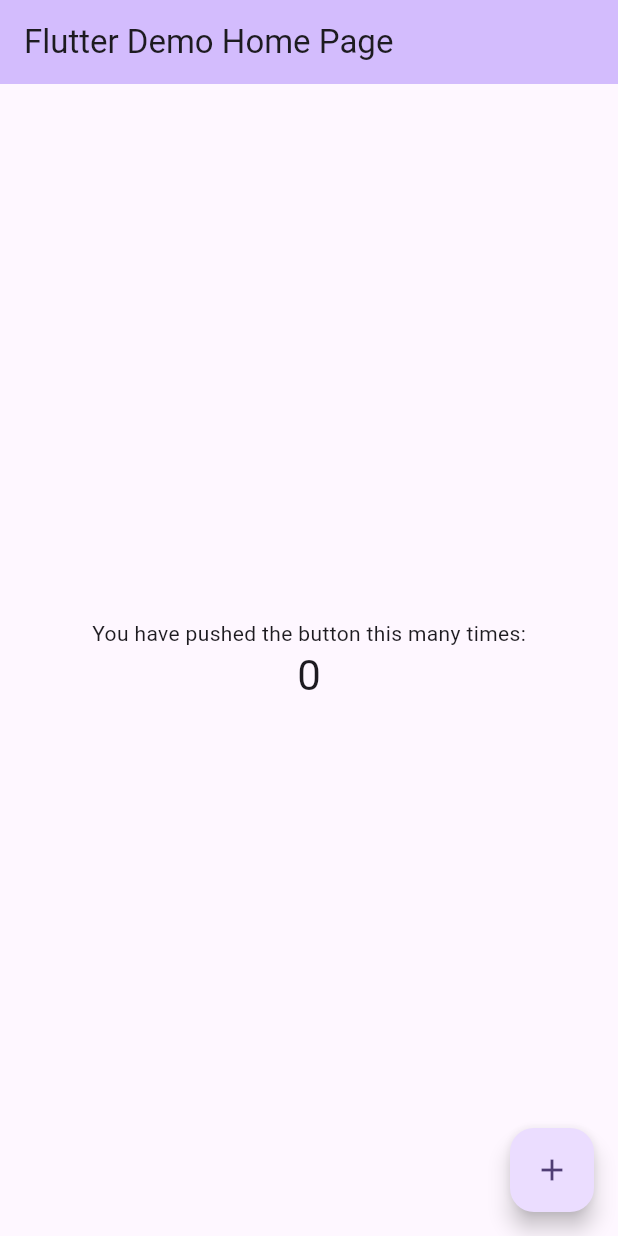
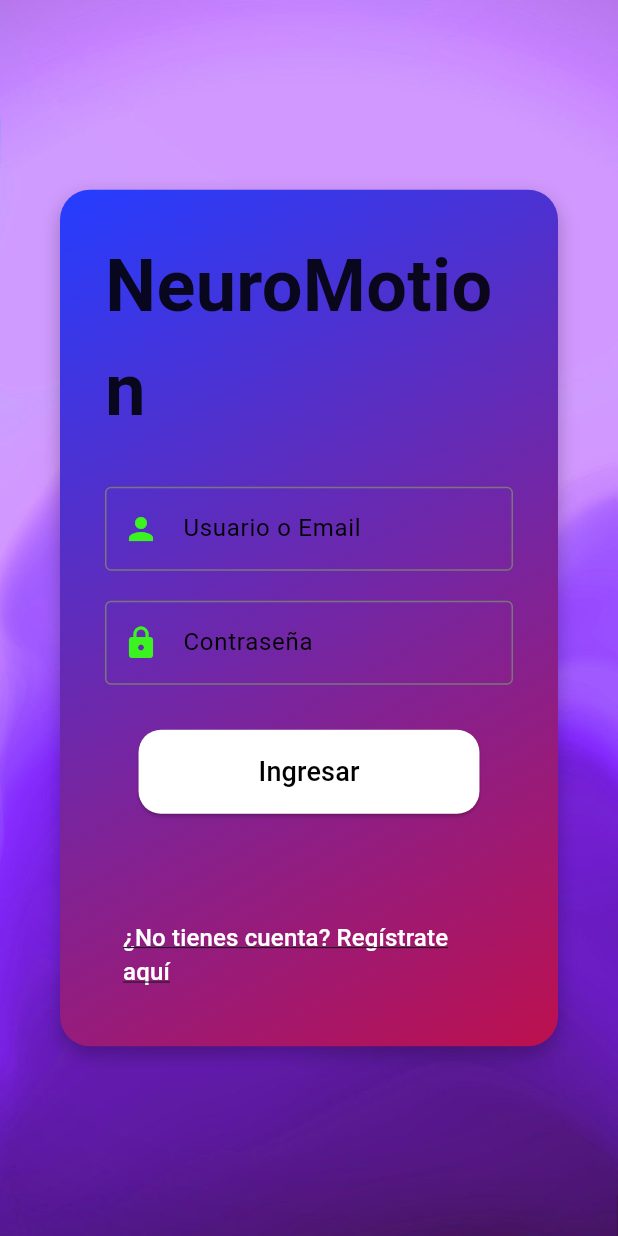
Before and after one commit to MercelenaLemaitre/NeuroMotionMobile, a Flutter app: the screen it shows after launch, on a phone screen of 412 x 824 dp. Run offline on Flutter 3.47's test engine with Material 3 defaults, Android fonts, the phone set to English and light mode, and no system bars.

Commit message:
agregar archivos adicionales login,welcome,main,assets,users y signin

```diff
--- /dev/null
+++ b/lib/loginpage.dart
@@ -0,0 +1,165 @@
+import 'package:flutter/material.dart';
+import 'signinpage.dart';
+import 'welcome.dart';
+import 'userstorage.dart';
+
+class LoginPage extends StatefulWidget {
+  const LoginPage({super.key});
+
+  @override
+  State<LoginPage> createState() => _LoginPageState();
+}
+
+class _LoginPageState extends State<LoginPage> {
+  final TextEditingController _userController = TextEditingController();
+  final TextEditingController _passController = TextEditingController();
+
+  String _mensaje = "";
+
+  void _login() {
+    String usuario = _userController.text.trim();
+    String contrasena = _passController.text.trim();
+
+    if (usuario.isEmpty || contrasena.isEmpty) {
+      setState(() {
+        _mensaje = "❌ Por favor completa todos los campos";
+      });
+      return;
+    }
+
+    // Verificar login (usuario o email)
+    bool loginExitoso = UserStorage.verificarLogin(usuario, contrasena);
+
+    if (loginExitoso) {
+      String? nombreUsuario = UserStorage.obtenerNombreUsuario(usuario);
+
+      // Navegar a la página de bienvenida
+      Navigator.pushReplacement(
+        context,
+        MaterialPageRoute(
+          builder: (context) => WelcomePage(usuario: nombreUsuario ?? usuario)
+        ),
+      );
+    } else {
+      setState(() {
+        _mensaje = "❌ Usuario/Email o contraseña incorrectos";
+      });
+    }
+  }
+
+  void _navegarARegistro() {
+    Navigator.push(
+      context,
+      MaterialPageRoute(builder: (context) => const SignInPage()),
+    );
+  }
+
+  @override
+  Widget build(BuildContext context) {
+    return Scaffold(
+      body: Stack(
+        children: [
+          Positioned.fill(
+            child: Image.asset(
+              "assets/fondo1.jpg",
+              fit: BoxFit.cover
+            ),
+          ),
+          Center(
+            child: SingleChildScrollView(
+              padding: const EdgeInsets.all(40),
+              child: Container(
+                padding: const EdgeInsets.all(30),
+                decoration: BoxDecoration(
+                  gradient: const LinearGradient(
+                    colors: [Color.fromARGB(255, 37, 61, 255), Color.fromARGB(255, 189, 16, 78)],
+                    begin: Alignment.topLeft,
+                    end: Alignment.bottomRight,
+                  ),
+                  borderRadius: BorderRadius.circular(20),
+                  boxShadow: const [
+                    BoxShadow(
+                      color: Colors.black26,
+                      blurRadius: 10,
+                      offset: Offset(0, 5),
+                    )
+                  ],
+                ),
+                child: Column(
+                  mainAxisSize: MainAxisSize.min,
+                  children: [
+                    const Text(
+                      "NeuroMotion",
+                      style: TextStyle(
+                        fontSize: 48,
+                        fontWeight: FontWeight.bold,
+                        color: Colors.black87,
+                      ),
+                    ),
+                    const SizedBox(height: 30),
+                    TextField(
+                      controller: _userController,
+                      decoration: const InputDecoration(
+                        prefixIcon: Icon(Icons.person, color: Color.fromARGB(255, 58, 243, 33)),
+                        hintText: "Usuario o Email",
+                        hintStyle: TextStyle(color: Colors.black),
+                        border: OutlineInputBorder(),
+                      ),
+                    ),
+                    const SizedBox(height: 20),
+                    TextField(
+                      controller: _passController,
+                      obscureText: true,
+                      decoration: const InputDecoration(
+                        prefixIcon: Icon(Icons.lock, color: Color.fromARGB(255, 58, 243, 33)),
+                        hintText: "Contraseña",
+                        hintStyle: TextStyle(color: Colors.black),
+                        border: OutlineInputBorder(),
+                      ),
+                    ),
+                    const SizedBox(height: 30),
+                    ElevatedButton(
+                      onPressed: _login,
+                      style: ElevatedButton.styleFrom(
+                        backgroundColor: Colors.white,
+                        padding: const EdgeInsets.symmetric(horizontal: 80, vertical: 15),
+                        shape: RoundedRectangleBorder(
+                          borderRadius: BorderRadius.circular(15),
+                        ),
+                      ),
+                      child: const Text(
+                        "Ingresar",
+                        style: TextStyle(fontSize: 18, color: Colors.black),
+                      ),
+                    ),
+                    const SizedBox(height: 20),
+                    Text(
+                      _mensaje,
+                      style: const TextStyle(
+                        fontSize: 16,
+                        fontWeight: FontWeight.bold,
+                        color: Colors.black87,
+                      ),
+                    ),
+                    const SizedBox(height: 20),
+                    TextButton(
+                      onPressed: _navegarARegistro,
+                      child: const Text(
+                        "¿No tienes cuenta? Regístrate aquí",
+                        style: TextStyle(
+                          color: Colors.white,
+                          fontSize: 16,
+                          decoration: TextDecoration.underline,
+                        ),
+                      ),
+                    ),
+                  ],
+                ),
+              ),
+            ),
+          ),
+        ],
+      ),
+    );
+  }
+}
--- a/lib/main.dart
+++ b/lib/main.dart
@@ -1,4 +1,6 @@
+
 import 'package:flutter/material.dart';
+import 'loginpage.dart';
 
 void main() {
   runApp(const MyApp());
@@ -7,116 +9,15 @@ void main() {
 class MyApp extends StatelessWidget {
   const MyApp({super.key});
 
-  // This widget is the root of your application.
   @override
   Widget build(BuildContext context) {
     return MaterialApp(
-      title: 'Flutter Demo',
+      debugShowCheckedModeBanner: false,
+      title: 'NeuroMotion App',
       theme: ThemeData(
-        // This is the theme of your application.
-        //
-        // TRY THIS: Try running your application with "flutter run". You'll see
-        // the application has a purple toolbar. Then, without quitting the app,
-        // try changing the seedColor in the colorScheme below to Colors.green
-        // and then invoke "hot reload" (save your changes or press the "hot
-        // reload" button in a Flutter-supported IDE, or press "r" if you used
-        // the command line to start the app).
-        //
-        // Notice that the counter didn't reset back to zero; the application
-        // state is not lost during the reload. To reset the state, use hot
-        // restart instead.
-        //
-        // This works for code too, not just values: Most code changes can be
-        // tested with just a hot reload.
-        colorScheme: ColorScheme.fromSeed(seedColor: Colors.deepPurple),
+        primarySwatch: Colors.blue,
       ),
-      home: const MyHomePage(title: 'Flutter Demo Home Page'),
+      home: const LoginPage(),
     );
   }
 }
-
-class MyHomePage extends StatefulWidget {
-  const MyHomePage({super.key, required this.title});
-
-  // This widget is the home page of your application. It is stateful, meaning
-  // that it has a State object (defined below) that contains fields that affect
-  // how it looks.
-
-  // This class is the configuration for the state. It holds the values (in this
-  // case the title) provided by the parent (in this case the App widget) and
-  // used by the build method of the State. Fields in a Widget subclass are
-  // always marked "final".
-
-  final String title;
-
-  @override
-  State<MyHomePage> createState() => _MyHomePageState();
-}
-
-class _MyHomePageState extends State<MyHomePage> {
-  int _counter = 0;
-
-  void _incrementCounter() {
-    setState(() {
-      // This call to setState tells the Flutter framework that something has
-      // changed in this State, which causes it to rerun the build method below
-      // so that the display can reflect the updated values. If we changed
-      // _counter without calling setState(), then the build method would not be
-      // called again, and so nothing would appear to happen.
-      _counter++;
-    });
-  }
-
-  @override
-  Widget build(BuildContext context) {
-    // This method is rerun every time setState is called, for instance as done
-    // by the _incrementCounter method above.
-    //
-    // The Flutter framework has been optimized to make rerunning build methods
-    // fast, so that you can just rebuild anything that needs updating rather
-    // than having to individually change instances of widgets.
-    return Scaffold(
-      appBar: AppBar(
-        // TRY THIS: Try changing the color here to a specific color (to
-        // Colors.amber, perhaps?) and trigger a hot reload to see the AppBar
-        // change color while the other colors stay the same.
-        backgroundColor: Theme.of(context).colorScheme.inversePrimary,
-        // Here we take the value from the MyHomePage object that was created by
-        // the App.build method, and use it to set our appbar title.
-        title: Text(widget.title),
-      ),
-      body: Center(
-        // Center is a layout widget. It takes a single child and positions it
-        // in the middle of the parent.
-        child: Column(
-          // Column is also a layout widget. It takes a list of children and
-          // arranges them vertically. By default, it sizes itself to fit its
-          // children horizontally, and tries to be as tall as its parent.
-          //
-          // Column has various properties to control how it sizes itself and
-          // how it positions its children. Here we use mainAxisAlignment to
-          // center the children vertically; the main axis here is the vertical
-          // axis because Columns are vertical (the cross axis would be
-          // horizontal).
-          //
-          // TRY THIS: Invoke "debug painting" (choose the "Toggle Debug Paint"
-          // action in the IDE, or press "p" in the console), to see the
-          // wireframe for each widget.
-          mainAxisAlignment: MainAxisAlignment.center,
-          children: <Widget>[
-            const Text('You have pushed the button this many times:'),
-            Text(
-              '$_counter',
-              style: Theme.of(context).textTheme.headlineMedium,
-            ),
-          ],
-        ),
-      ),
-      floatingActionButton: FloatingActionButton(
-        onPressed: _incrementCounter,
-        tooltip: 'Increment',
-        child: const Icon(Icons.add),
-      ), // This trailing comma makes auto-formatting nicer for build methods.
-    );
-  }
-}
--- /dev/null
+++ b/lib/userstorage.dart
@@ -0,0 +1,42 @@
+// Clase para manejar los usuarios registrados
+class UserStorage {
+  static final List<Map<String, String>> _usuarios = [
+    {"usuario": "paula", "email": "paula@example.com", "password": "1234"}
+  ];
+
+  // Agregar nuevo usuario
+  static void agregarUsuario(String usuario, String email, String password) {
+    _usuarios.add({
+      "usuario": usuario,
+      "email": email,
+      "password": password
+    });
+  }
+
+  // Verificar si el usuario existe
+  static bool usuarioExiste(String usuario) {
+    return _usuarios.any((user) => user["usuario"] == usuario);
+  }
+
+  // Verificar si el email existe
+  static bool emailExiste(String email) {
+    return _usuarios.any((user) => user["email"] == email);
+  }
+
+  // Verificar login (usuario o email)
+  static bool verificarLogin(String login, String password) {
+    return _usuarios.any((user) =>
+      (user["usuario"] == login || user["email"] == login) &&
+       user["password"] == password
+    );
+  }
+
+  // Obtener nombre de usuario por usuario o email
+  static String? obtenerNombreUsuario(String login) {
+    final user = _usuarios.firstWhere(
+      (user) => user["usuario"] == login || user["email"] == login,
+      orElse: () => {}
+    );
+    return user["usuario"];
+  }
+}
```
Also changed, not shown: lib/signinpage.dart (added, +230 -0 lines), lib/welcome.dart (added, +118 -0 lines), pubspec.yaml (+4 -72 lines), assets/fondo1.jpg (added), pubspec.lock.
